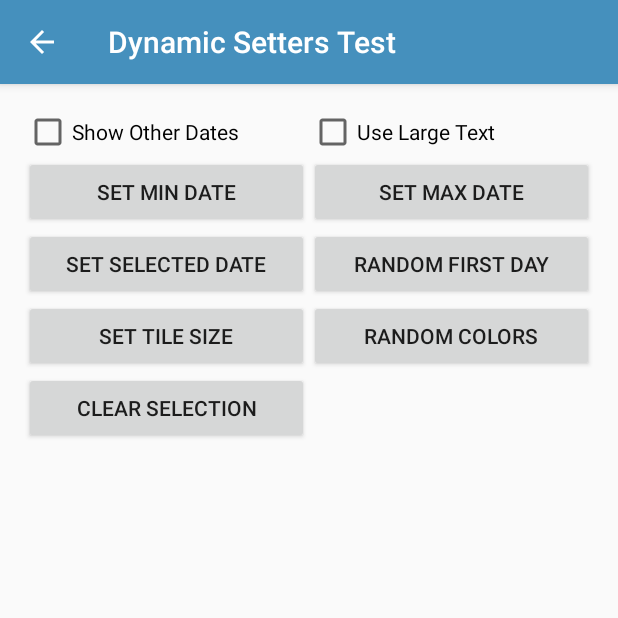
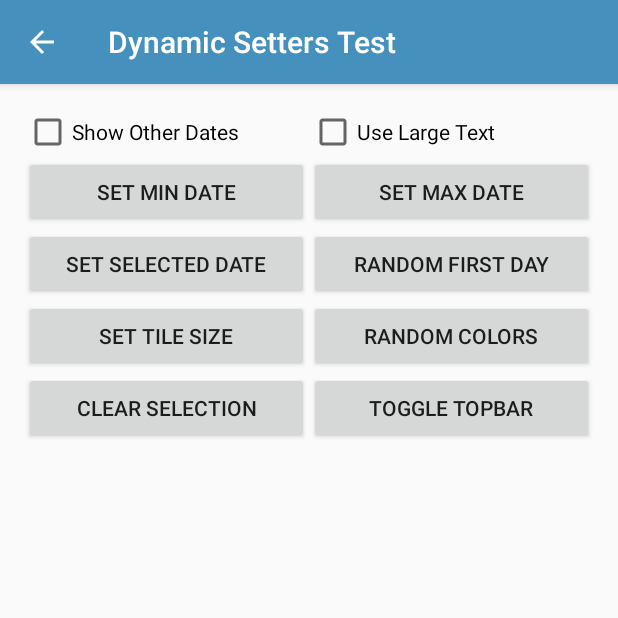
Before and after one commit to prolificinteractive/material-calendarview, an Android app: the DynamicSettersActivity screen opened directly, with no data from a screen before it, on a phone screen of 412 x 824 dp, the top half of it. Run offline under Robolectric (Android 15) with nearby library versions, the light colour scheme and no system bars; our stand-ins replace ButterKnife; 25 statements that could not run were skipped.

Commit message:
Add top bar toggler button to dynamic setters sample

```diff
--- a/sample/src/main/java/com/prolificinteractive/materialcalendarview/sample/DynamicSettersActivity.java
+++ b/sample/src/main/java/com/prolificinteractive/materialcalendarview/sample/DynamicSettersActivity.java
@@ -95,6 +95,10 @@ public class DynamicSettersActivity extends AppCompatActivity implements OnDateC
         });
     }
 
+    @OnClick(R.id.button_toggle_topbar) void onToggleTopBarClicked() {
+        widget.setTopbarVisible(!widget.getTopbarVisible());
+    }
+
     Random random = new Random();
 
     @OnClick(R.id.button_set_colors) void onColorsClicked() {
--- a/sample/src/main/res/layout/activity_dynamic_setters.xml
+++ b/sample/src/main/res/layout/activity_dynamic_setters.xml
@@ -132,7 +132,9 @@
                 android:layout_weight="1"
                 />
 
-            <Space
+            <Button
+                android:id="@+id/button_toggle_topbar"
+                android:text="Toggle Topbar"
                 android:layout_width="0dp"
                 android:layout_height="wrap_content"
                 android:layout_weight="1"
```
